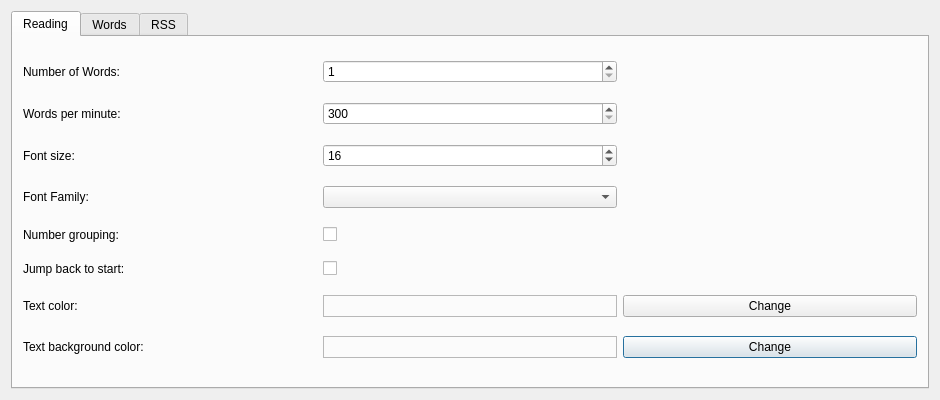
Above: settingswindow.ui from vanniktech/SpeedReader before the change. Below: the same form after it.
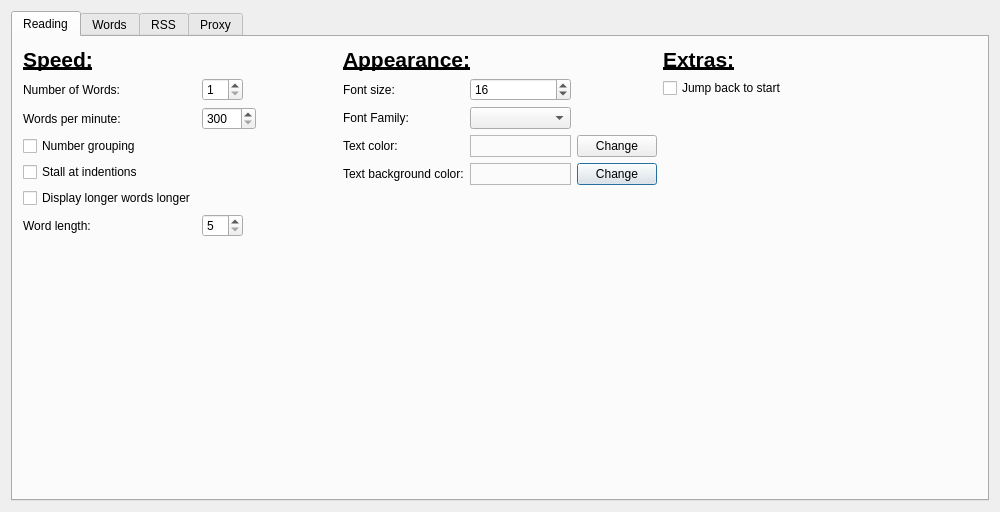
That is the form after the change.

```diff
--- a/settingswindow.ui
+++ b/settingswindow.ui
@@ -24,8 +24,8 @@
    <rect>
     <x>0</x>
     <y>0</y>
-    <width>940</width>
-    <height>400</height>
+    <width>1000</width>
+    <height>512</height>
    </rect>
   </property>
   <property name="windowTitle">
@@ -38,10 +38,16 @@
       <number>0</number>
      </property>
      <widget class="QWidget" name="tabReadingSettings">
+      <property name="sizePolicy">
+       <sizepolicy hsizetype="Preferred" vsizetype="Preferred">
+        <horstretch>0</horstretch>
+        <verstretch>0</verstretch>
+       </sizepolicy>
+      </property>
       <attribute name="title">
        <string>Reading</string>
       </attribute>
-      <layout class="QGridLayout" name="gridLayoutReadingSettings">
+      <layout class="QHBoxLayout" name="horizontalLayout">
        <property name="leftMargin">
         <number>10</number>
        </property>
@@ -54,95 +60,96 @@
        <property name="bottomMargin">
         <number>10</number>
        </property>
-       <item row="6" column="1">
-        <widget class="QFrame" name="textColorFrame">
-         <property name="frameShape">
-          <enum>QFrame::StyledPanel</enum>
+       <item>
+        <layout class="QFormLayout" name="speedFormLayout">
+         <property name="fieldGrowthPolicy">
+          <enum>QFormLayout::FieldsStayAtSizeHint</enum>
          </property>
-         <property name="frameShadow">
-          <enum>QFrame::Raised</enum>
+         <property name="labelAlignment">
+          <set>Qt::AlignLeading|Qt::AlignLeft|Qt::AlignTop</set>
          </property>
-        </widget>
-       </item>
-       <item row="7" column="2">
-        <widget class="QPushButton" name="changeTextBackgroundColorPushButton">
-         <property name="text">
-          <string>Change</string>
+         <property name="formAlignment">
+          <set>Qt::AlignLeading|Qt::AlignLeft|Qt::AlignTop</set>
          </property>
-        </widget>
-       </item>
-       <item row="0" column="1">
-        <widget class="QSpinBox" name="numberOfWordsSpinBox">
-         <property name="minimum">
-          <number>1</number>
+         <property name="leftMargin">
+          <number>0</number>
          </property>
-         <property name="maximum">
-          <number>10</number>
+         <property name="topMargin">
+          <number>0</number>
          </property>
-        </widget>
-       </item>
-       <item row="6" column="0">
-        <widget class="QLabel" name="textColorLabel">
-         <property name="text">
-          <string>Text color:</string>
+         <property name="rightMargin">
+          <number>0</number>
          </property>
-        </widget>
-       </item>
-       <item row="4" column="1">
+         <property name="bottomMargin">
+          <number>0</number>
+         </property>
+         <item row="3" column="0">
         <widget class="QCheckBox" name="numberGroupingCheckBox">
          <property name="text">
-          <string/>
+            <string>Number grouping</string>
          </property>
         </widget>
        </item>
-       <item row="2" column="0">
-        <widget class="QLabel" name="fontSizeLabel">
+         <item row="5" column="0">
+          <widget class="QCheckBox" name="stallAtIndentionsCheckBox">
+           <property name="toolTip">
+            <string>&lt;html&gt;&lt;head/&gt;&lt;body&gt;&lt;p&gt;If an indention occurs, the reading will be stalled for a moment.&lt;/p&gt;&lt;/body&gt;&lt;/html&gt;</string>
+           </property>
          <property name="text">
-          <string>Font size:</string>
-         </property>
-         <property name="alignment">
-          <set>Qt::AlignLeading|Qt::AlignLeft|Qt::AlignVCenter</set>
-         </property>
-        </widget>
-       </item>
-       <item row="4" column="0">
-        <widget class="QLabel" name="numberGroupingLabel">
-         <property name="toolTip">
-          <string>&lt;html&gt;&lt;head/&gt;&lt;body&gt;&lt;p&gt;If selected it tries not to split numbers, such as &amp;quot;10 000&amp;quot; into &amp;quot;10&amp;quot; and &amp;quot;000&amp;quot;. It'll remain as &amp;quot;10 000&amp;quot;.&lt;/p&gt;&lt;/body&gt;&lt;/html&gt;</string>
-         </property>
+            <string>Stall at indentions</string>
+           </property>
+          </widget>
+         </item>
+         <item row="6" column="0">
+          <widget class="QCheckBox" name="displayLongerWordsCheckBox">
          <property name="text">
-          <string>Number grouping:</string>
+            <string>Display longer words longer</string>
          </property>
         </widget>
        </item>
        <item row="7" column="0">
-        <widget class="QLabel" name="textBackgroundColorLabel">
-         <property name="text">
-          <string>Text background color:</string>
-         </property>
-        </widget>
-       </item>
-       <item row="3" column="1">
-        <widget class="QComboBox" name="fontFamilyComboBox"/>
-       </item>
-       <item row="3" column="0">
-        <widget class="QLabel" name="fontFamilyLabel">
+          <widget class="QLabel" name="wordLengthLabel">
+           <property name="toolTip">
+            <string>&lt;html&gt;&lt;head/&gt;&lt;body&gt;&lt;p&gt;Words longer than the given length, will be displayed longer.&lt;/p&gt;&lt;/body&gt;&lt;/html&gt;</string>
+           </property>
          <property name="text">
-          <string>Font Family:</string>
+            <string>Word length:</string>
          </property>
         </widget>
        </item>
        <item row="7" column="1">
-        <widget class="QFrame" name="textBackgroundColorFrame">
-         <property name="frameShape">
-          <enum>QFrame::StyledPanel</enum>
-         </property>
-         <property name="frameShadow">
-          <enum>QFrame::Raised</enum>
+          <widget class="QSpinBox" name="wordLengthSpinBox">
+           <property name="minimum">
+            <number>5</number>
+           </property>
+           <property name="maximum">
+            <number>20</number>
          </property>
         </widget>
        </item>
-       <item row="1" column="1">
+         <item row="0" column="0">
+          <widget class="QLabel" name="speedLabel">
+           <property name="font">
+            <font>
+             <pointsize>16</pointsize>
+             <weight>75</weight>
+             <bold>true</bold>
+             <underline>true</underline>
+            </font>
+           </property>
+           <property name="text">
+            <string>Speed:</string>
+           </property>
+          </widget>
+         </item>
+         <item row="2" column="0">
+          <widget class="QLabel" name="wordsPerMinuteLabel">
+           <property name="text">
+            <string>Words per minute:</string>
+           </property>
+          </widget>
+         </item>
+         <item row="2" column="1">
         <widget class="QSpinBox" name="wordsPerMinuteSpinBox">
          <property name="minimum">
           <number>300</number>
@@ -152,37 +159,72 @@
          </property>
         </widget>
        </item>
-       <item row="6" column="2">
-        <widget class="QPushButton" name="changeTextColorPushButton">
+         <item row="1" column="0">
+          <widget class="QLabel" name="numberOfWordsLabel">
+           <property name="text">
+            <string>Number of Words:</string>
+           </property>
+          </widget>
+         </item>
+         <item row="1" column="1">
+          <widget class="QSpinBox" name="numberOfWordsSpinBox">
+           <property name="minimum">
+            <number>1</number>
+           </property>
+           <property name="maximum">
+            <number>10</number>
+           </property>
+          </widget>
+         </item>
+        </layout>
+       </item>
+       <item>
+        <layout class="QGridLayout" name="appearanceGridLayout">
+         <item row="0" column="0" colspan="3">
+          <widget class="QLabel" name="appearanceLabel">
          <property name="sizePolicy">
-          <sizepolicy hsizetype="Minimum" vsizetype="Fixed">
+            <sizepolicy hsizetype="Fixed" vsizetype="Fixed">
            <horstretch>0</horstretch>
            <verstretch>0</verstretch>
           </sizepolicy>
          </property>
-         <property name="text">
-          <string>Change</string>
-         </property>
-        </widget>
-       </item>
-       <item row="5" column="0">
-        <widget class="QLabel" name="jumpBackToStartLabel">
-         <property name="toolTip">
-          <string>&lt;html&gt;&lt;head/&gt;&lt;body&gt;&lt;p&gt;If this is enabled and you finished reading your text, it will jump back to the start screen.&lt;/p&gt;&lt;/body&gt;&lt;/html&gt;</string>
-         </property>
+           <property name="font">
+            <font>
+             <pointsize>16</pointsize>
+             <weight>75</weight>
+             <bold>true</bold>
+             <underline>true</underline>
+            </font>
+           </property>
          <property name="text">
-          <string>Jump back to start:</string>
+            <string>Appearance:</string>
          </property>
         </widget>
        </item>
-       <item row="5" column="1">
-        <widget class="QCheckBox" name="jumpBackToStartCheckBox">
+         <item row="2" column="0">
+          <widget class="QLabel" name="fontFamilyLabel">
          <property name="text">
-          <string/>
+            <string>Font Family:</string>
          </property>
         </widget>
        </item>
        <item row="2" column="1">
+          <widget class="QComboBox" name="fontFamilyComboBox"/>
+         </item>
+         <item row="4" column="2">
+          <widget class="QPushButton" name="changeTextBackgroundColorPushButton">
+           <property name="sizePolicy">
+            <sizepolicy hsizetype="Fixed" vsizetype="Fixed">
+             <horstretch>0</horstretch>
+             <verstretch>0</verstretch>
+            </sizepolicy>
+           </property>
+           <property name="text">
+            <string>Change</string>
+           </property>
+          </widget>
+         </item>
+         <item row="1" column="1">
         <widget class="QSpinBox" name="fontSizeSpinBox">
          <property name="minimum">
           <number>8</number>
@@ -195,19 +237,143 @@
          </property>
         </widget>
        </item>
-       <item row="0" column="0">
-        <widget class="QLabel" name="numberOfWordsLabel">
-         <property name="text">
-          <string>Number of Words:</string>
-         </property>
-        </widget>
-       </item>
        <item row="1" column="0">
-        <widget class="QLabel" name="wordsPerMinuteLabel">
+          <widget class="QLabel" name="fontSizeLabel">
          <property name="text">
-          <string>Words per minute:</string>
-         </property>
-        </widget>
+            <string>Font size:</string>
+           </property>
+           <property name="alignment">
+            <set>Qt::AlignLeading|Qt::AlignLeft|Qt::AlignVCenter</set>
+           </property>
+          </widget>
+         </item>
+         <item row="3" column="0">
+          <widget class="QLabel" name="textColorLabel">
+           <property name="text">
+            <string>Text color:</string>
+           </property>
+          </widget>
+         </item>
+         <item row="3" column="2">
+          <widget class="QPushButton" name="changeTextColorPushButton">
+           <property name="sizePolicy">
+            <sizepolicy hsizetype="Fixed" vsizetype="Fixed">
+             <horstretch>0</horstretch>
+             <verstretch>0</verstretch>
+            </sizepolicy>
+           </property>
+           <property name="text">
+            <string>Change</string>
+           </property>
+          </widget>
+         </item>
+         <item row="4" column="0">
+          <widget class="QLabel" name="textBackgroundColorLabel">
+           <property name="text">
+            <string>Text background color:</string>
+           </property>
+          </widget>
+         </item>
+         <item row="3" column="1">
+          <widget class="QFrame" name="textColorFrame">
+           <property name="sizePolicy">
+            <sizepolicy hsizetype="Preferred" vsizetype="Preferred">
+             <horstretch>0</horstretch>
+             <verstretch>0</verstretch>
+            </sizepolicy>
+           </property>
+           <property name="minimumSize">
+            <size>
+             <width>100</width>
+             <height>20</height>
+            </size>
+           </property>
+           <property name="frameShape">
+            <enum>QFrame::StyledPanel</enum>
+           </property>
+           <property name="frameShadow">
+            <enum>QFrame::Raised</enum>
+           </property>
+          </widget>
+         </item>
+         <item row="4" column="1">
+          <widget class="QFrame" name="textBackgroundColorFrame">
+           <property name="minimumSize">
+            <size>
+             <width>100</width>
+             <height>20</height>
+            </size>
+           </property>
+           <property name="frameShape">
+            <enum>QFrame::StyledPanel</enum>
+           </property>
+           <property name="frameShadow">
+            <enum>QFrame::Raised</enum>
+           </property>
+          </widget>
+         </item>
+         <item row="5" column="1">
+          <spacer name="appearanceSpacer">
+           <property name="orientation">
+            <enum>Qt::Vertical</enum>
+           </property>
+           <property name="sizeHint" stdset="0">
+            <size>
+             <width>20</width>
+             <height>40</height>
+            </size>
+           </property>
+          </spacer>
+         </item>
+        </layout>
+       </item>
+       <item>
+        <layout class="QVBoxLayout" name="verticalLayout">
+         <item>
+          <widget class="QLabel" name="extrasLabel">
+           <property name="sizePolicy">
+            <sizepolicy hsizetype="Fixed" vsizetype="Fixed">
+             <horstretch>0</horstretch>
+             <verstretch>0</verstretch>
+            </sizepolicy>
+           </property>
+           <property name="font">
+            <font>
+             <pointsize>16</pointsize>
+             <weight>75</weight>
+             <bold>true</bold>
+             <underline>true</underline>
+            </font>
+           </property>
+           <property name="text">
+            <string>Extras:</string>
+           </property>
+          </widget>
+         </item>
+         <item>
+          <widget class="QCheckBox" name="jumpBackToStartCheckBox">
+           <property name="toolTip">
+            <string>&lt;html&gt;&lt;head/&gt;&lt;body&gt;&lt;p&gt;If this is enabled and you have finished reading your text, it will jump back to the start screen.&lt;/p&gt;&lt;/body&gt;&lt;/html&gt;</string>
+           </property>
+           <property name="text">
+            <string>Jump back to start</string>
+           </property>
+          </widget>
+         </item>
+         <item>
+          <spacer name="extrasSpacer">
+           <property name="orientation">
+            <enum>Qt::Vertical</enum>
+           </property>
+           <property name="sizeHint" stdset="0">
+            <size>
+             <width>20</width>
+             <height>40</height>
+            </size>
+           </property>
+          </spacer>
+         </item>
+        </layout>
        </item>
       </layout>
      </widget>
@@ -344,6 +510,78 @@
        </item>
       </layout>
      </widget>
+     <widget class="QWidget" name="tabProxySettings">
+      <attribute name="title">
+       <string>Proxy</string>
+      </attribute>
+      <layout class="QFormLayout" name="formLayout">
+       <property name="fieldGrowthPolicy">
+        <enum>QFormLayout::FieldsStayAtSizeHint</enum>
+       </property>
+       <property name="labelAlignment">
+        <set>Qt::AlignLeading|Qt::AlignLeft|Qt::AlignVCenter</set>
+       </property>
+       <property name="formAlignment">
+        <set>Qt::AlignLeading|Qt::AlignLeft|Qt::AlignTop</set>
+       </property>
+       <item row="0" column="0">
+        <widget class="QLabel" name="httpNetworkProxyLabel">
+         <property name="font">
+          <font>
+           <pointsize>16</pointsize>
+           <weight>75</weight>
+           <bold>true</bold>
+           <underline>true</underline>
+          </font>
+         </property>
+         <property name="text">
+          <string>HTTP Proxy:</string>
+         </property>
+        </widget>
+       </item>
+       <item row="1" column="0">
+        <widget class="QRadioButton" name="radioButtonNoHTTPNetworkProxy">
+         <property name="text">
+          <string>No HTTP proxy</string>
+         </property>
+        </widget>
+       </item>
+       <item row="2" column="0">
+        <widget class="QRadioButton" name="radioButtonUseSystemHTTPNetworkProxyConfiguration">
+         <property name="text">
+          <string>Use system HTTP proxy configuration</string>
+         </property>
+        </widget>
+       </item>
+       <item row="3" column="0">
+        <widget class="QRadioButton" name="radioButtonCustomHTTPNetworkProxy">
+         <property name="text">
+          <string>Custom HTTP proxy</string>
+         </property>
+        </widget>
+       </item>
+       <item row="4" column="0">
+        <widget class="QLabel" name="httpNetworkProxyServerLabel">
+         <property name="text">
+          <string>HTTP proxy server:</string>
+         </property>
+        </widget>
+       </item>
+       <item row="4" column="1">
+        <widget class="QLineEdit" name="httpNetworkProxyServerLineEdit"/>
+       </item>
+       <item row="5" column="0">
+        <widget class="QLabel" name="httpNetworkProxyPortLabel">
+         <property name="text">
+          <string>HTTP proxy port:</string>
+         </property>
+        </widget>
+       </item>
+       <item row="5" column="1">
+        <widget class="QLineEdit" name="httpNetworkProxyPortLineEdit"/>
+       </item>
+      </layout>
+     </widget>
     </widget>
    </item>
   </layout>
```
Left out of the diff: 29 changed lines with no effect on the pictures. Lines whose indentation alone changed are shown as unchanged.
